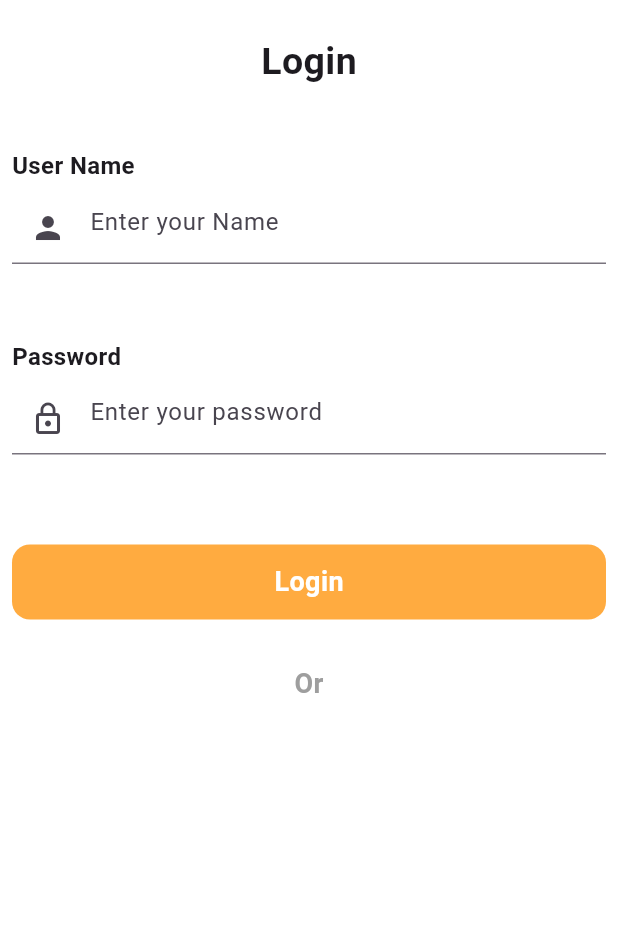
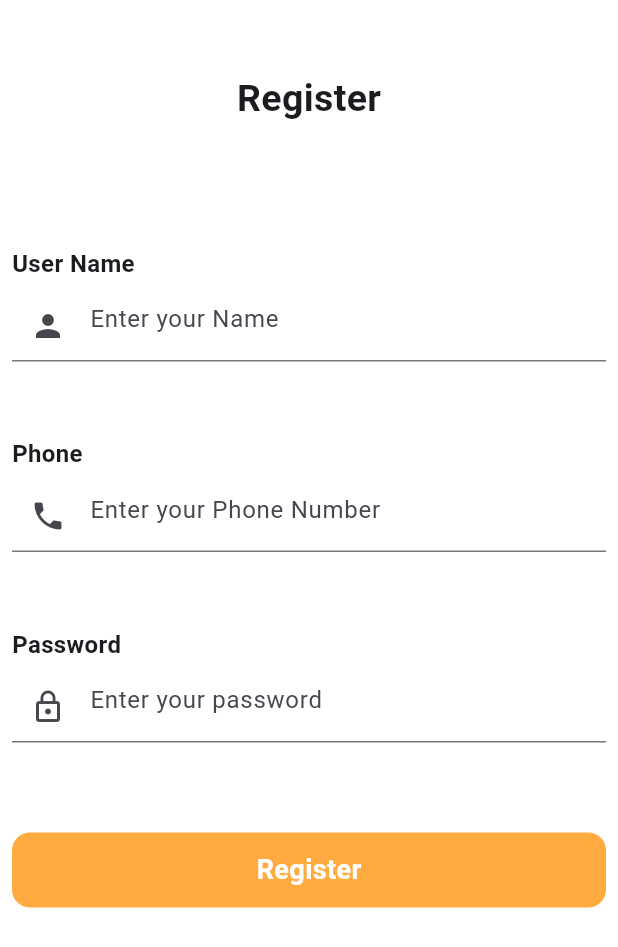
Before and after one commit to Niponpal/JopMala, a Flutter app: the screen it shows after launch, on a phone screen of 412 x 824 dp. Shown: the top 947 px of the screen. Run offline on Flutter 3.47's test engine with Material 3 defaults, Android fonts, the phone set to English and light mode, and no system bars.

Commit message:
Fix Register ??????

```diff
--- /dev/null
+++ b/lib/Auth/register.dart
@@ -0,0 +1,114 @@
+import 'package:flutter/material.dart';
+
+class RegisterScreenView extends StatefulWidget {
+  const RegisterScreenView({super.key});
+
+  @override
+  State<RegisterScreenView> createState() => _RegisterScreenViewState();
+}
+
+class _RegisterScreenViewState extends State<RegisterScreenView> {
+  @override
+  Widget build(BuildContext context) {
+    return Scaffold(
+      backgroundColor: const Color(0xffFFFFFF),
+      body: Padding(
+        padding: const EdgeInsets.all(8.0),
+        child: Column(
+          crossAxisAlignment: CrossAxisAlignment.start,
+          children: [
+            SizedBox(height: 40),
+            Center(
+              child: Text(
+                "Register",
+                style: TextStyle(fontSize: 25, fontWeight: FontWeight.w700),
+              ),
+            ),
+
+            SizedBox(height: 80),
+
+
+
+
+            Text(
+              "User Name",
+              style: TextStyle(fontSize: 16, fontWeight: FontWeight.w700),
+            ),
+            SizedBox(height: 6),
+            TextField(
+              keyboardType: TextInputType.none,
+              decoration:  InputDecoration(
+                hintText: 'Enter your Name',
+                prefixIcon: Icon(Icons.person),
+              ),
+            ),
+
+            SizedBox(height: 50),
+
+
+
+            Text(
+              "Phone",
+              style: TextStyle(fontSize: 16, fontWeight: FontWeight.w700),
+            ),
+            SizedBox(height: 6),
+            TextField(
+              keyboardType: TextInputType.none,
+              decoration:  InputDecoration(
+                hintText: 'Enter your Phone Number',
+                prefixIcon: Icon(Icons.phone),
+              ),
+            ),
+            SizedBox(height: 50),
+
+            Text(
+              "Password",
+              style: TextStyle(fontSize: 16, fontWeight: FontWeight.w700),
+            ),
+            SizedBox(height: 6),
+            TextField(
+              obscureText: true,
+              decoration: const InputDecoration(
+                hintText: 'Enter your password',
+                prefixIcon: Icon(Icons.lock_outline),
+              ),
+            ),
+
+            SizedBox(height: 60),
+            GestureDetector(
+              onTap: () {
+              //  Navigator.pushReplacement(context, MaterialPageRoute(builder: (context) => HOmescreenView(),));
+              },
+              child: Row(
+                children: [
+                  Expanded(
+                    child: Container(
+                      padding: const EdgeInsets.symmetric(horizontal: 16, vertical: 12),
+                      alignment: Alignment.center,
+                      decoration: BoxDecoration(
+                        color: Colors.orangeAccent,
+                        borderRadius: BorderRadius.circular(12),
+                      ),
+                      child: const Text(
+                        "Register",
+                        style: TextStyle(
+                          fontSize: 18,
+                          fontWeight: FontWeight.w700,
+                          color: Colors.white,
+                        ),
+                      ),
+                    ),
+                  ),
+                ],
+              ),
+            ),
+
+
+
+
+          ],
+        ),
+      ),
+    );
+  }
+}
--- a/lib/main.dart
+++ b/lib/main.dart
@@ -1,5 +1,6 @@
 import 'package:flutter/material.dart';
 import 'package:jopmales/Auth/login.dart';
+import 'package:jopmales/Auth/register.dart';
 import 'package:jopmales/splash/ui.dart';
 import 'View/HOmescreenView.dart';
 
@@ -7,7 +8,7 @@ void main (){
   runApp(
       MaterialApp(
         debugShowCheckedModeBanner: false,
-        home:SplashScreen() ,
+        home:RegisterScreenView() ,
       )
   );
 }
```
